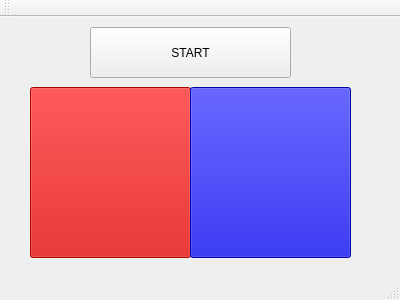
chrpwd/Simon, file view.ui: the form before one commit.
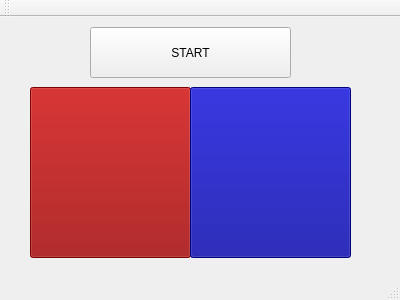
The form after the commit.

```diff
--- a/view.ui
+++ b/view.ui
@@ -27,7 +27,7 @@
      </rect>
     </property>
     <property name="styleSheet">
-     <string notr="true">background-color: rgb(200,0,0);</string>
+     <string notr="true">background-color: rgb(150,0,0);</string>
     </property>
     <property name="text">
      <string/>
@@ -46,7 +46,7 @@
      </rect>
     </property>
     <property name="styleSheet">
-     <string notr="true">background-color: rgb(0,0,200);</string>
+     <string notr="true">background-color: rgb(0,0,150);</string>
     </property>
     <property name="text">
      <string/>
```
